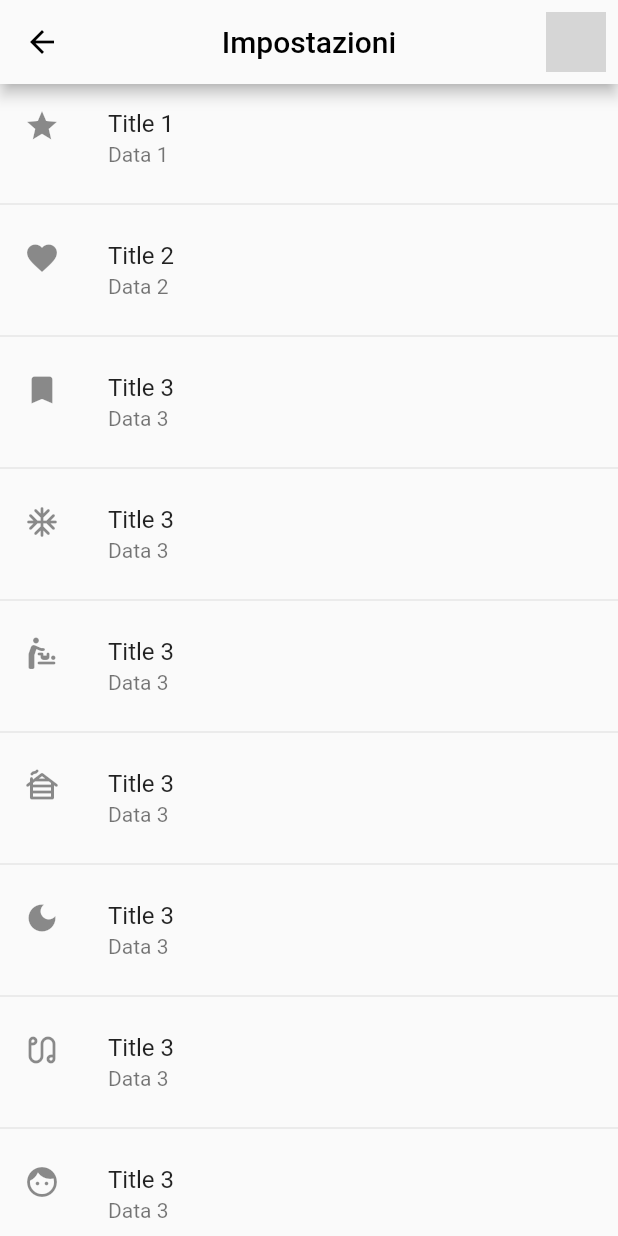
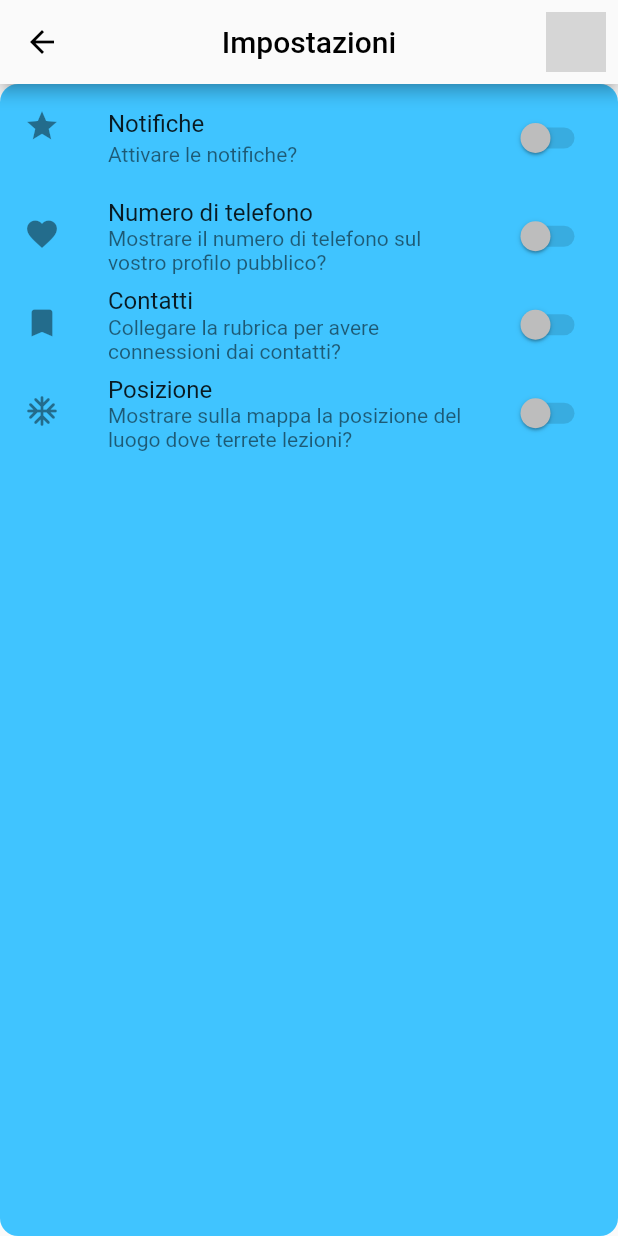
Before and after one commit to iTeach-App/mobile, a Flutter app: the TutorSettingsPage screen opened directly, on a phone screen of 412 x 824 dp. Run offline on Flutter 3.47's test engine with Material 2 defaults, Android fonts, the phone set to English and light mode, and no system bars; our stand-ins replace file_picker, firebase_core, flutter_spinkit, qr_flutter; missing offline and left inert: advance_pdf_viewer; accounts and stored records are empty; network calls fail; project files that could hold a hidden picture were left out; grey boxes are pictures that could not be loaded.

```diff
--- a/lib/views/tutor_settings.dart
+++ b/lib/views/tutor_settings.dart
@@ -1,7 +1,21 @@
 import 'package:flutter/material.dart';
 
-class TutorSettingsPage extends StatelessWidget {
+class TutorSettingsPage extends StatefulWidget {
   const TutorSettingsPage({Key? key}) : super(key: key);
+
+  @override
+  _TutorSettingsPageState createState() => _TutorSettingsPageState();
+}
+
+class _TutorSettingsPageState extends State<TutorSettingsPage> {
+  final List<bool> switchStates = List.filled(5, true); // Initialize switch states
+
+  final MaterialStateColor thumbColor = MaterialStateColor.resolveWith((Set<MaterialState> states) {
+    if (states.contains(MaterialState.selected)) {
+      return Colors.green; // Set the color when the switch is ON
+    }
+    return Colors.grey; // Set the color when the switch is OFF
+  });
 
   @override
   Widget build(BuildContext context) {
@@ -18,58 +32,49 @@ class TutorSettingsPage extends StatelessWidget {
               Navigator.of(context).pop();
             },
           ),
-        backgroundColor: Theme
-            .of(context)
-            .scaffoldBackgroundColor,
+          backgroundColor: Theme.of(context).scaffoldBackgroundColor,
           actions: [
             Padding(
-            padding: EdgeInsets.all(8.0), // Add the desired padding
+            padding: const EdgeInsets.all(8.0),
               child: CircleAvatar(
-              backgroundImage: AssetImage(
-                  'assets/profile_image.jpg'), // Replace with your image path
+              backgroundImage: AssetImage('assets/profile_image.jpg'),
               ),
             ),
             ],
           ),
-      body: ListView(
+    body: Container(
+    decoration: BoxDecoration(
+    borderRadius: BorderRadius.circular(12),
+    color: Colors.lightBlueAccent,
+    ),
+    child: ListView(
     children: <Widget>[
-          _buildListTile("Title 1", "Data 1", Icons.star),
-          Divider(), // Add a divider between rows
-          _buildListTile("Title 2", "Data 2", Icons.favorite),
-          Divider(), // Add a divider between rows
-          _buildListTile("Title 3", "Data 3", Icons.bookmark),
-          Divider(),
-          _buildListTile("Title 3", "Data 3", Icons.ac_unit_rounded),
-          Divider(),
-          _buildListTile(
-              "Title 3", "Data 3", Icons.baby_changing_station_rounded),
-          Divider(),
-          _buildListTile("Title 3", "Data 3", Icons.cabin_rounded),
-          Divider(),
-          _buildListTile("Title 3", "Data 3", Icons.dark_mode),
-          Divider(),
-          _buildListTile("Title 3", "Data 3", Icons.earbuds_outlined),
-          Divider(),
-          _buildListTile("Title 3", "Data 3", Icons.face),
-          Divider(),
-          _buildListTile("Title 3", "Data 3", Icons.g_translate),
-          Divider(),
-          _buildListTile("Title 3", "Data 3", Icons.hail_outlined),
-          Divider(),
-          _buildListTile("Title 3", "Data 3", Icons.ice_skating_rounded),
-          Divider(),
+    _buildDisabledTextButton("Notifiche", "Attivare le notifiche?", icon: Icons.star),
+    _buildDisabledTextButton("Numero di telefono", "Mostrare il numero di telefono sul vostro profilo pubblico?", icon: Icons.favorite),
+    _buildDisabledTextButton("Contatti", "Collegare la rubrica per avere connessioni dai contatti?", icon: Icons.bookmark),
+    _buildDisabledTextButton("Posizione", "Mostrare sulla mappa la posizione del luogo dove terrete lezioni?", icon: Icons.ac_unit_rounded),
     // Add more rows as needed
     ],
+    ),
     ),
     );
   }
 
-  Widget _buildListTile(String title, String data, IconData icon) {
-    return ListTile(
-      leading: Icon(icon),
+  TextButton _buildDisabledTextButton(String title, String subtitle, {IconData icon = Icons.star}) {
+    return TextButton(
+      onPressed: null, // Disabled button
+      style: TextButton.styleFrom(
+        padding: EdgeInsets.all(0),
+      ),
+      child: ListTile(
         title: Text(title),
-      subtitle: Text(data),
+        subtitle: Text(subtitle),
+        leading: Icon(icon ?? Icons.star),
+        trailing: Switch(
+          value: false, // Switch is always off
+          onChanged: null, // Disable switch
+        ),
+      ),
     );
   }
-
 }
```
Also changed, not shown: lib/components/chat_message_model.dart (added, +7 -0 lines), lib/components/chat_user_model.dart (added, +9 -0 lines), lib/components/conversation_list.dart (added, +58 -0 lines), lib/views/chat_details_page.dart (added, +133 -0 lines), lib/views/chat_messages_page.dart (deleted, +0 -20 lines), lib/views/chat_page.dart (added, +106 -0 lines), lib/views/general_chat.dart (+4 -139 lines), lib/views/tutor_stats.dart (+9 -3 lines). Lines whose indentation alone changed are shown as unchanged.
